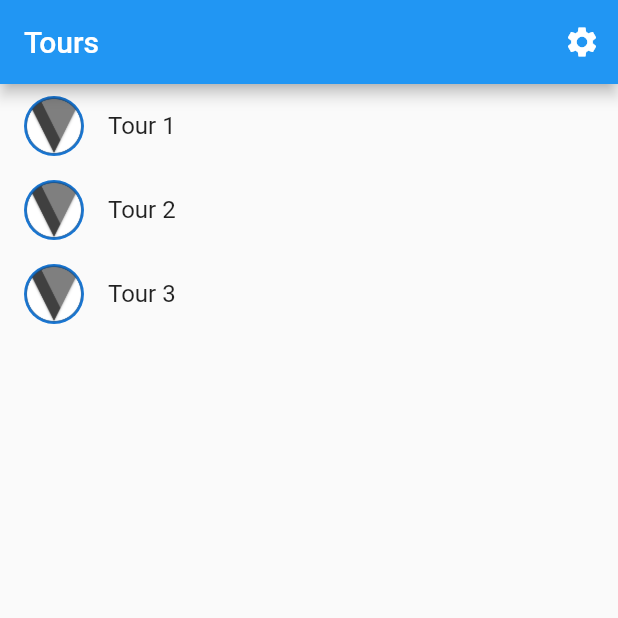
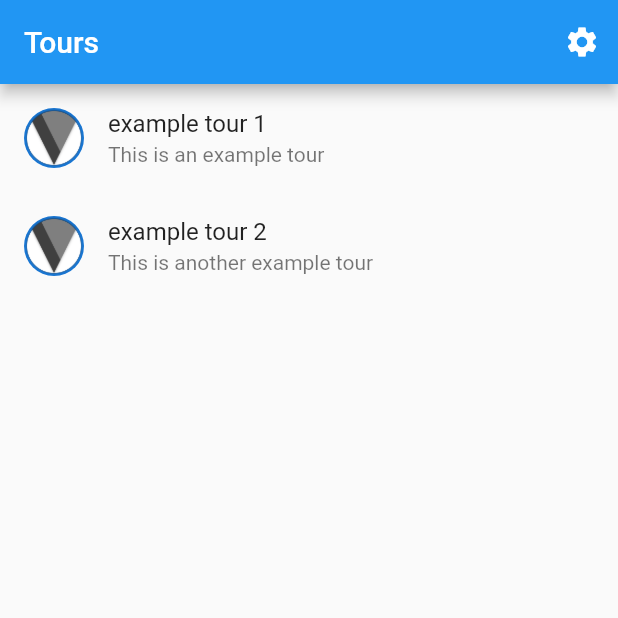
Before and after one commit to umgc/spring2023, a Flutter app: the screen it shows after launch, on a phone screen of 412 x 824 dp, the top half of it. Run offline on Flutter 3.47's test engine with Material 2 defaults, Android fonts, the phone set to English and light mode, and no system bars; missing offline and left inert: webviewx.

Commit message:
Initial work on listing tours from api call

```diff
--- a/virotour/lib/src/app.dart
+++ b/virotour/lib/src/app.dart
@@ -47,7 +47,7 @@ class App extends StatelessWidget {
                     return const TourDetailsView();
                   case TourListView.routeName:
                   default:
-                    return const TourListView();
+                    return const TourListView(items: [],);
                 }
               },
             );
--- a/virotour/lib/src/tour/tour.dart
+++ b/virotour/lib/src/tour/tour.dart
@@ -1,6 +1,9 @@
 // A placeholder class that represents an entity or model.
 class Tour {
-  const Tour(this.id);
+  final String tourName;
+  final String description;
+  final String id;
 
-  final int id;
+
+  Tour({required this.tourName, required this.description, required this.id});
 }
--- a/virotour/lib/src/tour/tour_list_view.dart
+++ b/virotour/lib/src/tour/tour_list_view.dart
@@ -1,14 +1,48 @@
+import 'dart:convert';
+
 import 'package:flutter/material.dart';
+import 'package:http/http.dart' as http;
 import 'package:virotour/src/settings/settings_view.dart';
 import 'package:virotour/src/tour/tour.dart';
 import 'package:virotour/src/tour/tour_details_view.dart';
 
 class TourListView extends StatelessWidget {
+  static Future<List<Tour>> fetchData() async {
+    // TODO: Implement fetching the tour data from an API endpoint
+    /*
+    final response = await http.get(Uri.parse('https://example.com/tours'));
+    if (response.statusCode == 200) {
+      final responseData = jsonDecode(response.body);
+      final data = responseData['data'];
+    } else {
+      throw Exception("failed to load tour data!");
+    }
+
+    return data
+        .map((tour) => Tour(
+        id: tour['id'].toString(),
+        tourName: tour['tour_name'].toString(),
+        description: tour['description'].toString()))
+        .toList();
+
+     */
+    final response = [{'data': {"tours":[{"tour_name": "example tour 1", "description": "This is an example tour", "id": 1}, {"tour_name": "example tour 2", "description": "This is another example tour", "id": 2}]}}];
+
+    final data = response[0]['data']!['tours'] as List<dynamic>;
+
+    return data.map((tour) => Tour(
+        id: tour['id'].toString(),
+        tourName: tour['tour_name'].toString(),
+        description: tour['description'].toString()))
+        .toList();
+  }
+
+  static final Future<List<Tour>> tourData = fetchData();
+
   const TourListView({
-    super.key,
-    // TODO: Get the list of tours from GET /
-    this.items = const [Tour(1), Tour(2), Tour(3)],
-  });
+    Key? key,
+    required this.items,
+  }) : super(key: key);
 
   static const routeName = '/';
 
@@ -38,7 +72,12 @@ class TourListView extends StatelessWidget {
       // In contrast to the default ListView constructor, which requires
       // building all Widgets up front, the ListView.builder constructor lazily
       // builds Widgets as they’re scrolled into view.
-      body: ListView.builder(
+      body: FutureBuilder<List<Tour>>(
+        future: tourData,
+        builder: (context, snapshot) {
+          if (snapshot.hasData) {
+            final items = snapshot.data!;
+            return ListView.builder(
               // Providing a restorationId allows the ListView to restore the
               // scroll position when a user leaves and returns to the app after it
               // has been killed while running in the background.
@@ -48,22 +87,25 @@ class TourListView extends StatelessWidget {
                 final item = items[index];
 
                 return ListTile(
-            // TODO: Show tour name
-            title: Text('Tour ${item.id}'),
+                  // Show the tour name and description
+                  title: Text(item.tourName),
+                  subtitle: Text(item.description),
                   leading: const CircleAvatar(
-              foregroundImage: AssetImage('assets/images/virotour_logo.png'),
+                    foregroundImage:
+                    AssetImage('assets/images/virotour_logo.png'),
                   ),
-            // TODO: ontap = call GET /tour/<tour_id>
                   onTap: () {
-              // Navigate to the details page. If the user leaves and returns to
-              // the app after it has been killed while running in the
-              // background, the navigation stack is restored.
-              Navigator.restorablePushNamed(
-                context,
-                TourDetailsView.routeName,
+                    // TODO: Call the API to get the tour details and navigate
+                    // to the details page.
+                  },
                 );
               },
             );
+          } else if (snapshot.hasError) {
+            return Text('Error: ${snapshot.error}');
+          } else {
+            return const Center(child: CircularProgressIndicator());
+          }
         },
       ),
     );
--- a/virotour/pubspec.yaml
+++ b/virotour/pubspec.yaml
@@ -12,6 +12,7 @@ dependencies:
   cupertino_icons: ^1.0.3
   flutter:
     sdk: flutter
+  http: ^0.13.5
   webviewx: ^0.2.1
 
 dev_dependencies:
```
Lines whose indentation alone changed are shown as unchanged.
